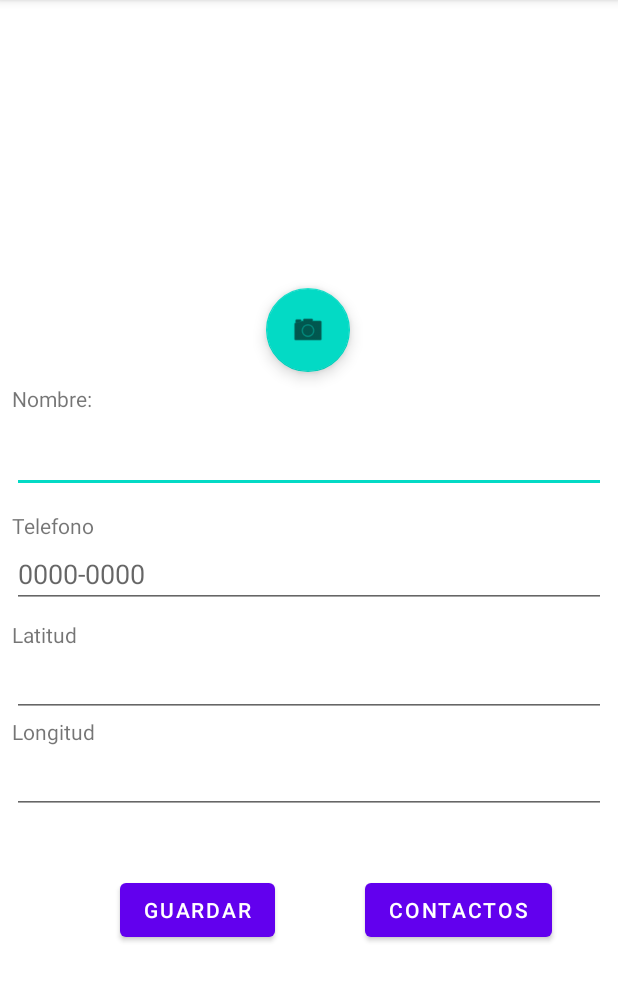
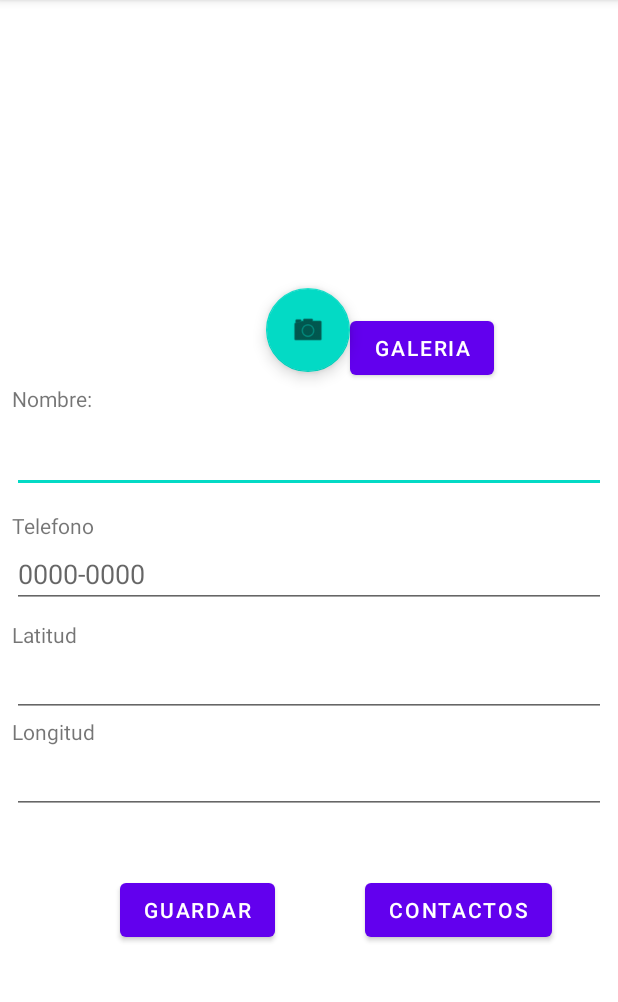
Before and after one commit to JenniferVarela/PM1ExamenGrupo2, an Android app: the screen it shows after launch (ActivityUsuario), on a phone screen of 412 x 824 dp, the part 84-1086 px from its top. Run offline under Robolectric (Android 15) with nearby library versions, the phone set to English and light mode, and no system bars; our stand-ins replace Volley; pictures from the network do not load.

Commit message:
se agrego el metodo para tomar foto, entrar a la galeria y enviarla por restApi

```diff
--- a/app/src/main/java/com/example/pm1examengrupo2/Models/RestApiMethods.java
+++ b/app/src/main/java/com/example/pm1examengrupo2/Models/RestApiMethods.java
@@ -7,9 +7,9 @@ public class RestApiMethods {
     private static final String GetEmple = "/APIexam/listacontactos.php";
     private static final String GetBuscar = "/APIexam/listasinglecontacto.php?nombre=";
     private static final String CreateEmple = "/APIexam/crearcontacto.php";
+
     //metodo get
     public static final String EndPointGetContact = StringHttp + ipaddress + GetEmple;
     public static final String EndPointGetBuscarContact = StringHttp + ipaddress + GetBuscar;
-
-    public static final String EndPointCreateEmple = StringHttp + ipaddress + CreateEmple;
+    public static final String EndPointCreateUsuario = StringHttp + ipaddress + CreateEmple;
 }
--- a/app/src/main/res/layout/activity_usuario.xml
+++ b/app/src/main/res/layout/activity_usuario.xml
@@ -153,4 +153,15 @@
         app:layout_constraintStart_toEndOf="@+id/btnGuardar"
         app:layout_constraintTop_toBottomOf="@+id/txtLon"
         app:layout_constraintVertical_bias="0.225" />
+
+    <Button
+        android:id="@+id/btnGaleria"
+        android:layout_width="wrap_content"
+        android:layout_height="wrap_content"
+        android:layout_marginTop="24dp"
+        android:text="Galeria"
+        app:layout_constraintEnd_toEndOf="parent"
+        app:layout_constraintHorizontal_bias="0.0"
+        app:layout_constraintStart_toEndOf="@+id/fbtnTomarFoto"
+        app:layout_constraintTop_toBottomOf="@+id/imageView" />
 </androidx.constraintlayout.widget.ConstraintLayout>
```
Also changed, not shown: app/src/main/java/com/example/pm1examengrupo2/ActivityUsuario.java (+141 -7 lines).
